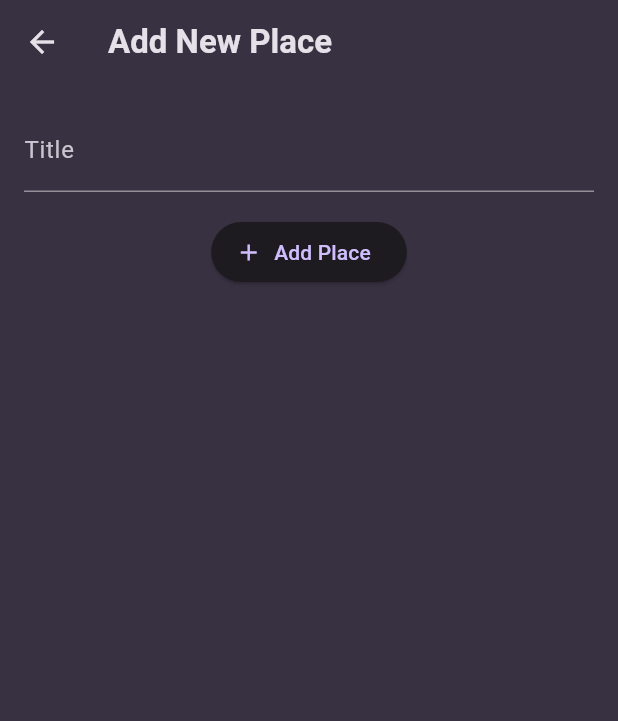
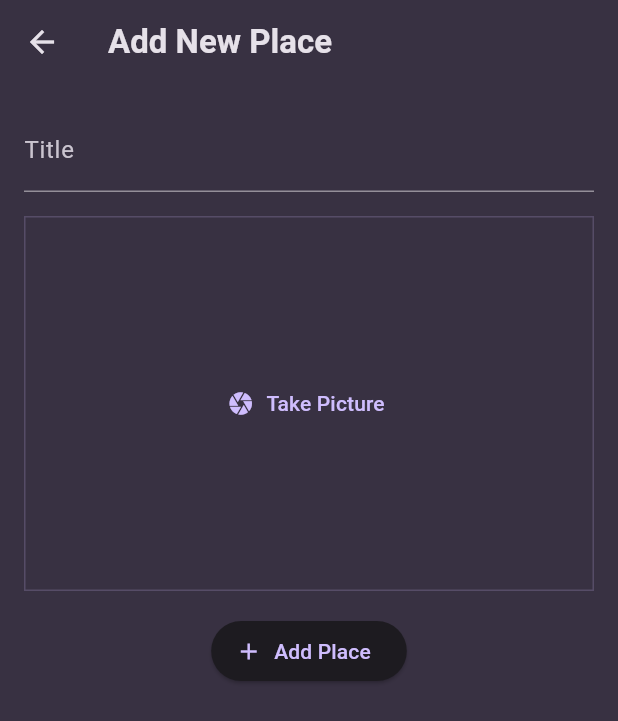
Before and after one commit to do5-5anto5/maplace, a Flutter app: the NewPlaceScreen screen opened directly, on a phone screen of 412 x 824 dp. Shown: the top 721 px of the screen. Run offline on Flutter 3.47's test engine with Material 3 defaults, Android fonts, the phone set to English and light mode, and no system bars; our stand-ins replace flutter_riverpod, google_fonts.

Commit message:
feat: Create ImageInput widget

```diff
--- a/lib/screens/new_place.dart
+++ b/lib/screens/new_place.dart
@@ -1,6 +1,7 @@
 import 'package:flutter/material.dart';
 import 'package:flutter_riverpod/flutter_riverpod.dart';
 import 'package:maplace/providers/user_places.dart';
+import 'package:maplace/widgets/image_input.dart';
 
 class NewPlaceScreen extends ConsumerStatefulWidget {
   const NewPlaceScreen({super.key});
@@ -55,7 +56,10 @@ class _NewPlaceScreenState extends ConsumerState<NewPlaceScreen> {
                 ),
                 cursorColor: Colors.white,
               ),
-              SizedBox(height: 16),
+              // Image Input
+              const SizedBox(height: 16),
+              ImageInput(),
+              const SizedBox(height: 16),
               ElevatedButton.icon(
                 onPressed: _savePlace,
                 icon: Icon(Icons.add),
--- /dev/null
+++ b/lib/widgets/image_input.dart
@@ -0,0 +1,32 @@
+import 'package:flutter/material.dart';
+
+class ImageInput extends StatefulWidget {
+  const ImageInput({super.key});
+
+  @override
+  State<ImageInput> createState() => _ImageInputState();
+}
+
+class _ImageInputState extends State<ImageInput> {
+
+  void _takePicture() async {
+
+  }
+
+  @override
+  Widget build(BuildContext context) {
+    return Container(
+      decoration: BoxDecoration(
+        border: Border.all(width: 1, color: Theme.of(context).colorScheme.primary.withAlpha(50))
+      ),
+      width: double.infinity,
+      height: 250,
+      alignment: Alignment.center,
+      child: TextButton.icon(
+        icon: const Icon(Icons.camera),
+        label: const Text('Take Picture'),
+        onPressed: _takePicture,
+      ),
+    );
+  }
+}
```
